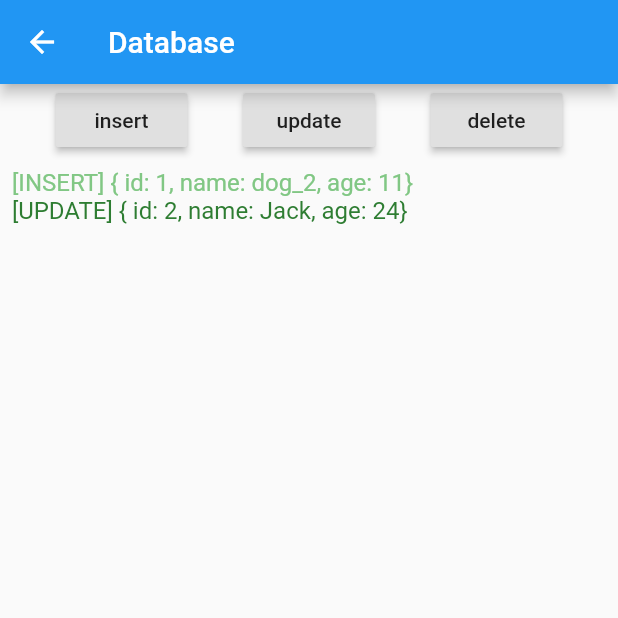
After one commit to suli1/flutter-demo, a Flutter app: the DatabaseWidget screen opened by its route, after a tap on "insert", after a tap on "update", after a tap on "delete", on a phone screen of 412 x 824 dp, the top half of it. The commit adds this screen. Run offline on Flutter 3.47's test engine with Material 2 defaults, Android fonts, the phone set to English and light mode, and no system bars; our stand-ins replace sqflite; accounts and stored records are empty; network calls fail.

Commit message:
Add database tutorial
sqlite path

```diff
--- /dev/null
+++ b/lib/database_tutorial.dart
@@ -0,0 +1,254 @@
+import 'dart:math';
+
+import 'package:flutter/material.dart';
+import 'package:path/path.dart';
+import 'package:sqflite/sqflite.dart';
+
+class Dog {
+  final int id;
+  final String name;
+  final int age;
+
+  Dog({this.id, this.name, this.age});
+
+  Map<String, dynamic> toMap() {
+    return {
+      'id': id,
+      'name': name,
+      'age': age,
+    };
+  }
+
+  @override
+  String toString() {
+    return "{ id: $id, name: $name, age: $age}";
+  }
+}
+
+class DbLog {
+  final String operator;
+  final dynamic object;
+
+  DbLog({this.operator, this.object});
+
+  @override
+  String toString() {
+    return '[$operator] ${object.toString()}';
+  }
+}
+
+const TABLE_DOGS = 'dogs';
+
+Future<Database> database() async {
+  return openDatabase(
+    join(await getDatabasesPath(), 'doggie_database.db'),
+    onCreate: (db, version) {
+      return db.execute(
+          "CREATE TABLE IF NOT EXISTS $TABLE_DOGS (id INTEGER PRIMARY KEY, name TEXT, age INTEGER)");
+    },
+    version: 1,
+  );
+}
+
+class DatabaseWidget extends StatelessWidget {
+  static const routeName = '/database';
+
+  final Future<Database> database;
+
+  DatabaseWidget({this.database});
+
+  @override
+  Widget build(BuildContext context) {
+    return Scaffold(
+      appBar: AppBar(
+        title: Text('Database'),
+      ),
+      body: Center(
+        child: FutureBuilder<List<DbLog>>(
+          future: database.then((database) => dogs()).then((list) {
+            List<DbLog> logs = List();
+            logs.addAll(list.map<DbLog>((Dog dog) {
+              return DbLog(
+                operator: 'QUERY',
+                object: dog,
+              );
+            }).toList());
+            return logs;
+          }),
+          builder: (context, snapshot) {
+            if (snapshot.hasData) {
+              return _DbTestingWidget(
+                database: database,
+                logs: snapshot.data,
+              );
+            } else if (snapshot.hasError) {
+              return Text("${snapshot.error}");
+            }
+            return CircularProgressIndicator();
+          },
+        ),
+      ),
+    );
+  }
+
+  Future<List<Dog>> dogs() async {
+    final Database db = await database;
+    final List<Map<String, dynamic>> maps = await db.query(TABLE_DOGS);
+
+    return List.generate(maps.length, (i) {
+      return Dog(
+        id: maps[i]['id'],
+        name: maps[i]['name'],
+        age: maps[i]['age'],
+      );
+    });
+  }
+}
+
+class _DbTestingWidget extends StatefulWidget {
+  final Future<Database> database;
+  final List<DbLog> logs;
+
+  _DbTestingWidget({this.database, this.logs});
+
+  @override
+  State<StatefulWidget> createState() {
+    return _DbTestingState(logs);
+  }
+}
+
+class _DbTestingState extends State<_DbTestingWidget> {
+  final List<DbLog> logs;
+  int generateIds = 1;
+
+  _DbTestingState(this.logs);
+
+  @override
+  Widget build(BuildContext context) {
+    return Column(
+      children: <Widget>[
+        Row(
+          mainAxisAlignment: MainAxisAlignment.spaceEvenly,
+          children: <Widget>[
+            RaisedButton(
+              child: Text('insert'),
+              onPressed: () async {
+                DbLog log = await insertDog(Dog(
+                  id: generateIds++,
+                  name: 'dog_$generateIds',
+                  age: Random().nextInt(30) + 1,
+                ));
+                setState(() => logs.add(log));
+              },
+            ),
+            RaisedButton(
+              child: Text('update'),
+              onPressed: () async {
+                DbLog log = await updateDog(Dog(
+                  id: 2,
+                  name: 'Jack',
+                  age: 24,
+                ));
+                setState(() => logs.add(log));
+              },
+            ),
+            RaisedButton(
+              child: Text('delete'),
+              onPressed: () async {
+                DbLog log = await deleteDog(generateIds--);
+                setState(() => logs.add(log));
+              },
+            ),
+          ],
+        ),
+        _DbLogWidget(logs: logs),
+      ],
+    );
+  }
+
+  Future<DbLog> insertDog(Dog dog) async {
+    final Database db = await widget.database;
+    await db.insert(
+      TABLE_DOGS,
+      dog.toMap(),
+      conflictAlgorithm: ConflictAlgorithm.replace,
+    );
+    return DbLog(operator: 'INSERT', object: dog);
+  }
+
+  Future<DbLog> updateDog(Dog dog) async {
+    final Database db = await widget.database;
+    await db.update(
+      TABLE_DOGS,
+      dog.toMap(),
+      where: 'id = ?',
+      whereArgs: [dog.id],
+    );
+    return Future.value(DbLog(operator: 'UPDATE', object: dog));
+  }
+
+  Future<DbLog> deleteDog(int id) async {
+    final Database db = await widget.database;
+
+    List<Map<String, dynamic>> results = await db.query(
+      TABLE_DOGS,
+      where: 'id = ?',
+      whereArgs: [id],
+    );
+
+    if (results.length == 1) {
+      await db.delete(
+        TABLE_DOGS,
+        where: 'id = ?',
+        whereArgs: [id],
+      );
+      return DbLog(
+          operator: 'DELETE',
+          object: Dog(
+            id: results[0]['id'],
+            name: results[0]['name'],
+            age: results[0]['age'],
+          ));
+    }
+    return Future.error('Not found $id');
+  }
+}
+
+class _DbLogWidget extends StatelessWidget {
+  final List<DbLog> logs;
+
+  _DbLogWidget({this.logs});
+
+  @override
+  Widget build(BuildContext context) {
+    return ListView(
+      shrinkWrap: true,
+      padding: const EdgeInsets.all(8),
+      children: logs.map<Widget>((DbLog log) {
+        Color textColor;
+        switch (log.operator) {
+          case 'INSERT':
+            textColor = Colors.green.shade300;
+            break;
+          case 'UPDATE':
+            textColor = Colors.green.shade800;
+            break;
+          case 'DELETE':
+            textColor = Colors.red;
+            break;
+          default:
+            textColor = Colors.black87;
+            break;
+        }
+
+        return Text(
+          log.toString(),
+          style: TextStyle(
+            fontSize: 16,
+            color: textColor,
+          ),
+        );
+      }).toList(),
+    );
+  }
+}
--- a/lib/main.dart
+++ b/lib/main.dart
@@ -1,3 +1,4 @@
+import 'package:demo/database_tutorial.dart';
 import 'package:demo/grid_list_demo.dart';
 import 'package:demo/layout_tutorial.dart';
 import 'package:demo/navigator_tutorial.dart';
@@ -38,6 +39,7 @@ class MyApp extends StatelessWidget {
         SelectionScreen.routeName: (context) => SelectionScreen(),
         FetchPostWidget.routeName: (context) => FetchPostWidget(post: fetchPost()),
         FetchPhotosWidget.routeName: (context) => FetchPhotosWidget(title: "Fetch photos",),
+        DatabaseWidget.routeName: (context) => DatabaseWidget(database: database()),
       },
     );
   }
@@ -90,6 +92,12 @@ class MyHomePage extends StatelessWidget {
               Navigator.pushNamed(context, FetchPhotosWidget.routeName);
             },
           ),
+          RaisedButton(
+            child: const Text("Database"),
+            onPressed: () {
+              Navigator.pushNamed(context, DatabaseWidget.routeName);
+            },
+          ),
         ],
       ),
     );
--- a/lib/network_tutorial.dart
+++ b/lib/network_tutorial.dart
@@ -35,7 +35,7 @@ Future<Post> fetchPost() async {
 }
 
 class FetchPostWidget extends StatelessWidget {
-  static const routeName = 'FetchPost';
+  static const routeName = '/fetchPost';
 
   final Future<Post> post;
 
--- a/pubspec.yaml
+++ b/pubspec.yaml
@@ -19,6 +19,8 @@ environment:
 dependencies:
   flutter:
     sdk: flutter
+  sqflite:
+  path:
 
   # The following adds the Cupertino Icons font to your application.
   # Use with the CupertinoIcons class for iOS style icons.
```
Also changed, not shown: pubspec.lock, 2 other files.
